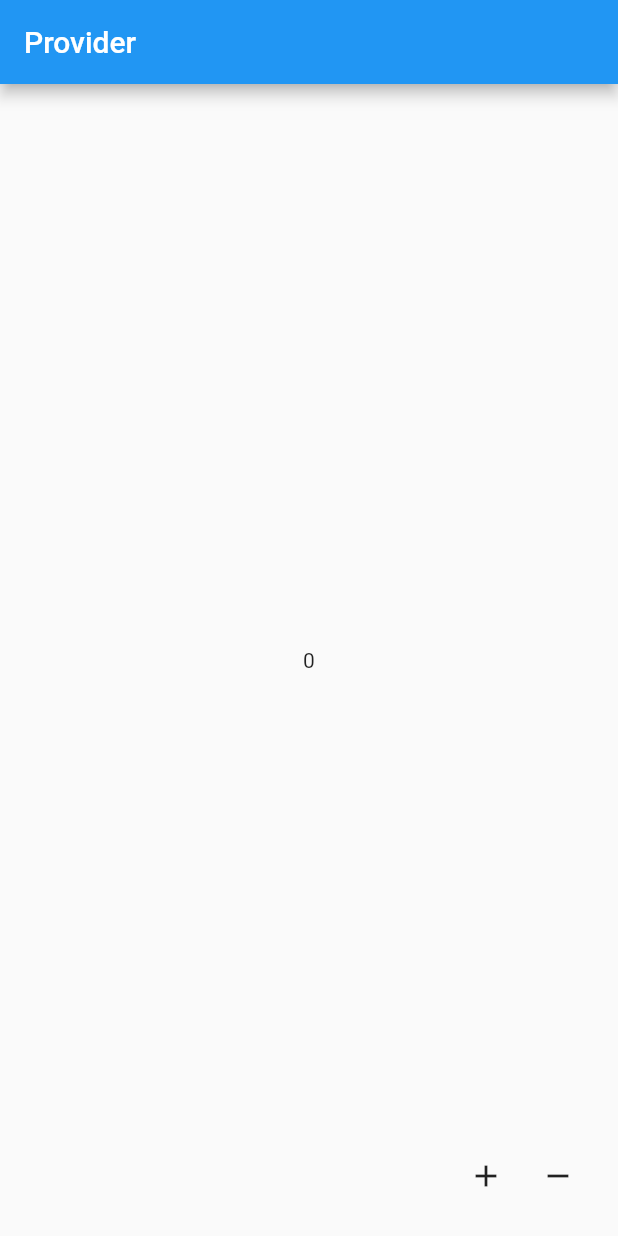
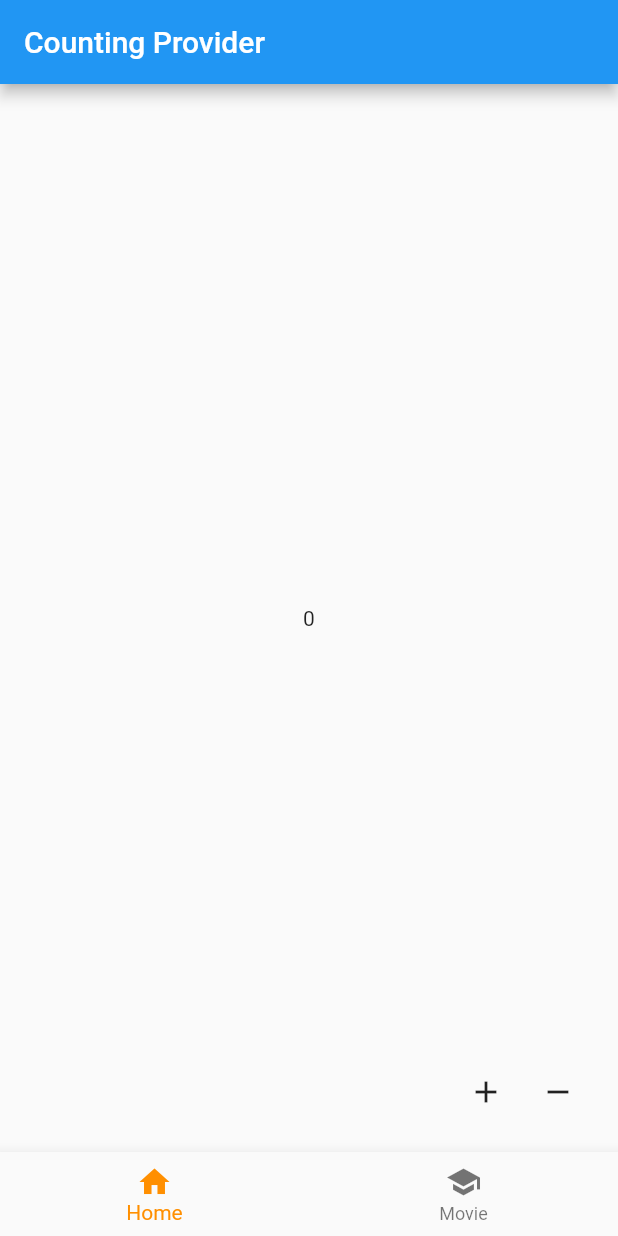
Before and after one commit to sudar-life/flutter_provider_sample, a Flutter app: the screen it shows after launch, on a phone screen of 412 x 824 dp. Run offline on Flutter 3.47's test engine with Material 2 defaults, Android fonts, the phone set to English and light mode, and no system bars.

Commit message:
feat : 영화리스트 provider  - 외부 api 통신을 활용한 provider 사용 예제

```diff
--- a/lib/main.dart
+++ b/lib/main.dart
@@ -1,5 +1,7 @@
 import 'package:flutter/material.dart';
+import 'package:flutter_provider_sample/src/provider/bottom_navigation_provider.dart';
 import 'package:flutter_provider_sample/src/provider/counter_provider.dart';
+import 'package:flutter_provider_sample/src/provider/movie_provider.dart';
 import 'package:flutter_provider_sample/src/ui/home.dart';
 import 'package:provider/provider.dart';
 
@@ -19,7 +21,11 @@ class MyApp extends StatelessWidget {
       home: MultiProvider(
         providers: [
           ChangeNotifierProvider(
-              create: (BuildContext context) => CounterProvider())
+              create: (BuildContext context) => CounterProvider()),
+          ChangeNotifierProvider(
+              create: (BuildContext context) => MovieProvider()),
+          ChangeNotifierProvider(
+              create: (BuildContext context) => ButtomNavigationProvider()),
         ],
         child: Home(),
       ),
--- /dev/null
+++ b/lib/src/model/movie.dart
@@ -0,0 +1,25 @@
+class Movie {
+  String overview;
+  String posterPath;
+  String releaseDate;
+  String title;
+  double voteAverage;
+  int voteCount;
+  Movie(
+      {this.overview,
+      this.posterPath,
+      this.releaseDate,
+      this.title,
+      this.voteAverage,
+      this.voteCount});
+
+  Movie.fromJson(Map<String, dynamic> json)
+      : overview = json['overview'] as String,
+        posterPath = json['poster_path'] as String,
+        releaseDate = json['release_date'] as String,
+        title = json['title'] as String,
+        voteAverage = double.parse(json['vote_average'].toString()),
+        voteCount = json['vote_count'] as int;
+
+  String get posterUrl => 'http://image.tmdb.org/t/p/w500/${this.posterPath}';
+}
--- /dev/null
+++ b/lib/src/provider/bottom_navigation_provider.dart
@@ -0,0 +1,10 @@
+import 'package:flutter/material.dart';
+
+class ButtomNavigationProvider extends ChangeNotifier {
+  int _index = 0;
+  int get currentNavigationIndex => _index;
+  updatePage(int index) {
+    _index = index;
+    notifyListeners();
+  }
+}
--- /dev/null
+++ b/lib/src/provider/movie_provider.dart
@@ -0,0 +1,19 @@
+import 'package:flutter/material.dart';
+import 'package:flutter_provider_sample/src/model/movie.dart';
+import 'package:flutter_provider_sample/src/repository/movie_repository.dart';
+
+class MovieProvider extends ChangeNotifier {
+  MovieRepository _movieRepository = MovieRepository();
+  List<Movie> _movies = [];
+
+  List<Movie> get movies => _movies;
+  loadMovies() async {
+    List<Movie> listMovies = await _movieRepository.loadMovies();
+    _movies = listMovies;
+    notifyListeners();
+  }
+
+  clearMovies() {
+    _movies.clear();
+  }
+}
--- /dev/null
+++ b/lib/src/repository/movie_repository.dart
@@ -0,0 +1,22 @@
+import 'dart:convert';
+
+import 'package:flutter_provider_sample/src/model/movie.dart';
+import 'package:http/http.dart' as http;
+
+class MovieRepository {
+  Future<List<Movie>> loadMovies() async {
+    var queryParameters = {
+      'api_key': '<your api key>'
+    }; // https://www.themoviedb.org/ 제공하는 api key
+    var uri =
+        Uri.https('api.themoviedb.org', '/3/movie/popular', queryParameters);
+    var response = await http.get(uri);
+    if (response.body != null) {
+      Map<String, dynamic> body = json.decode(response.body);
+      if (body['results'] != null) {
+        List<dynamic> list = body['results'];
+        return list.map<Movie>((item) => Movie.fromJson(item)).toList();
+      }
+    }
+  }
+}
--- /dev/null
+++ b/lib/src/ui/count_page.dart
@@ -0,0 +1,33 @@
+import 'package:flutter/material.dart';
+import 'package:flutter_provider_sample/src/component/count_view.dart';
+import 'package:flutter_provider_sample/src/provider/counter_provider.dart';
+import 'package:provider/provider.dart';
+
+class CountHomeWidget extends StatelessWidget {
+  CountHomeWidget({Key key}) : super(key: key);
+  CounterProvider countProvider;
+
+  @override
+  Widget build(BuildContext context) {
+    countProvider = Provider.of<CounterProvider>(context);
+    return Scaffold(
+      appBar: AppBar(
+        title: Text("Counting Provider"),
+      ),
+      body: CountView(),
+      floatingActionButton: Row(
+        mainAxisAlignment: MainAxisAlignment.end,
+        children: [
+          IconButton(
+            icon: Icon(Icons.add),
+            onPressed: () => countProvider.add(),
+          ),
+          IconButton(
+            icon: Icon(Icons.remove),
+            onPressed: () => countProvider.subtract(),
+          ),
+        ],
+      ),
+    );
+  }
+}
--- a/lib/src/ui/home.dart
+++ b/lib/src/ui/home.dart
@@ -1,33 +1,60 @@
 import 'package:flutter/material.dart';
 import 'package:flutter_provider_sample/src/component/count_view.dart';
+import 'package:flutter_provider_sample/src/provider/bottom_navigation_provider.dart';
 import 'package:flutter_provider_sample/src/provider/counter_provider.dart';
+import 'package:flutter_provider_sample/src/ui/count_page.dart';
+import 'package:flutter_provider_sample/src/ui/movie_list.dart';
 import 'package:provider/provider.dart';
 
 class Home extends StatelessWidget {
-  const Home({Key key}) : super(key: key);
+  Home({Key key}) : super(key: key);
+  ButtomNavigationProvider _bottomNavigationBar;
+
+  Widget _bottomNavigationBarWidget() {
+    return BottomNavigationBar(
+      items: const <BottomNavigationBarItem>[
+        BottomNavigationBarItem(
+          icon: Icon(Icons.home),
+          title: Text('Home'),
+        ),
+        BottomNavigationBarItem(
+          icon: Icon(Icons.school),
+          title: Text('Movie'),
+        ),
+      ],
+      currentIndex: _bottomNavigationBar.currentNavigationIndex,
+      selectedItemColor: Colors.amber[800],
+      onTap: (index) {
+        _bottomNavigationBar.updatePage(index);
+      },
+    );
+  }
+
+  Widget _navigationBody() {
+    switch (_bottomNavigationBar.currentNavigationIndex) {
+      case 0:
+        return CountHomeWidget();
+        break;
+      case 1:
+        return MovieList();
+        break;
+    }
+    return Container();
+  }
 
   @override
   Widget build(BuildContext context) {
-    CounterProvider countProvider =
-        Provider.of<CounterProvider>(context, listen: false);
+    _bottomNavigationBar = Provider.of<ButtomNavigationProvider>(context);
+    print("updatePage");
     return Scaffold(
-      appBar: AppBar(
-        title: Text("Provider"),
-      ),
-      body: CountView(),
-      floatingActionButton: Row(
-        mainAxisAlignment: MainAxisAlignment.end,
-        children: [
-          IconButton(
-            icon: Icon(Icons.add),
-            onPressed: () => countProvider.add(),
-          ),
-          IconButton(
-            icon: Icon(Icons.remove),
-            onPressed: () => countProvider.subtract(),
-          ),
-        ],
-      ),
+      body: _navigationBody(),
+      bottomNavigationBar: _bottomNavigationBarWidget(), // listen true일때
+      // bottomNavigationBar: Consumer<ButtomNavigationProvider>(  // listen false 일때
+      //   builder: (BuildContext context, ButtomNavigationProvider value,
+      //       Widget child) {
+      //     return _bottomNavigationBarWidget();
+      //   },
+      // ),
     );
   }
 }
--- a/pubspec.yaml
+++ b/pubspec.yaml
@@ -26,6 +26,7 @@ dependencies:
 
   cupertino_icons: ^0.1.3
   provider: ^4.3.2
+  http: ^0.12.2
 
 dev_dependencies:
   flutter_test:
```
Also changed, not shown: lib/src/ui/movie_list.dart (added, +116 -0 lines), pubspec.lock.
